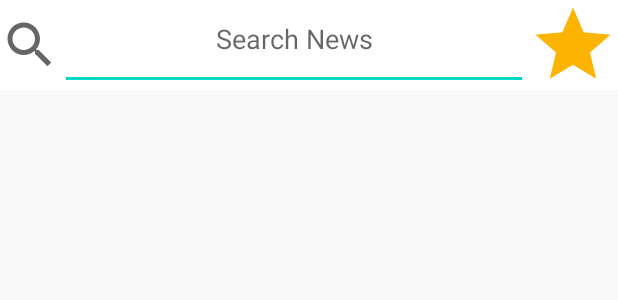
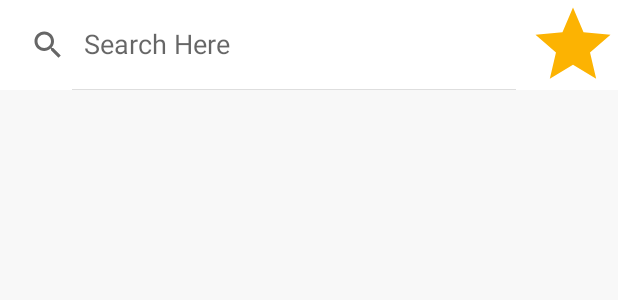
Before and after one commit to PranatPraveer/NewsApp, an Android app: the layout activity_main.xml on its own in the app's theme, with its tools: preview values and no code run, on a phone screen of 412 x 824 dp. Shown: the top 300 px of the screen. Run offline under Robolectric (Android 15) with nearby library versions, the phone set to English and light mode, and no system bars; network calls fail.

Commit message:
Second commit

```diff
--- a/app/build.gradle
+++ b/app/build.gradle
@@ -41,6 +41,8 @@ dependencies {
     implementation 'androidx.appcompat:appcompat:1.4.1'
     implementation 'com.google.android.material:material:1.5.0'
     implementation 'androidx.constraintlayout:constraintlayout:2.1.3'
+    implementation 'androidx.room:room-ktx:2.3.0'
+    implementation 'androidx.browser:browser:1.3.0'
     testImplementation 'junit:junit:4.13.2'
     androidTestImplementation 'androidx.test.ext:junit:1.1.3'
     androidTestImplementation 'androidx.test.espresso:espresso-core:3.4.0'
--- a/app/src/main/res/layout/activity_main.xml
+++ b/app/src/main/res/layout/activity_main.xml
@@ -7,27 +7,16 @@
     android:background="#FFFFFF"
     tools:context=".MainActivity">
 
-    <ImageView
-        android:id="@+id/imageView2"
-        android:layout_width="40dp"
-        android:layout_height="0dp"
-        app:layout_constraintBottom_toTopOf="@+id/recyclerView"
-        app:layout_constraintStart_toStartOf="parent"
-        app:layout_constraintTop_toTopOf="parent"
-        app:srcCompat="@drawable/ic_search" />
-
-    <EditText
-        android:id="@+id/edt_search"
+    <SearchView
+        android:id="@+id/searchView"
         android:layout_width="0dp"
         android:layout_height="0dp"
-        android:layout_marginTop="3dp"
-        android:ems="10"
-        android:gravity="center_horizontal"
-        android:hint="Search News"
-        android:inputType="textPersonName"
+        android:layout_alignParentTop="true"
+        android:iconifiedByDefault="false"
+        android:queryHint="Search Here"
         app:layout_constraintBottom_toTopOf="@+id/recyclerView"
         app:layout_constraintEnd_toStartOf="@+id/img_favourite"
-        app:layout_constraintStart_toEndOf="@+id/imageView2"
+        app:layout_constraintStart_toStartOf="parent"
         app:layout_constraintTop_toTopOf="parent" />
 
     <ImageView
```
Also changed, not shown: app/src/main/java/com/example/newsapp/MainActivity.kt (+28 -4 lines), app/src/main/java/com/example/newsapp/MainViewModel.kt (+3 -16 lines), app/src/main/java/com/example/newsapp/NewsAdapter.kt (+17 -12 lines).
